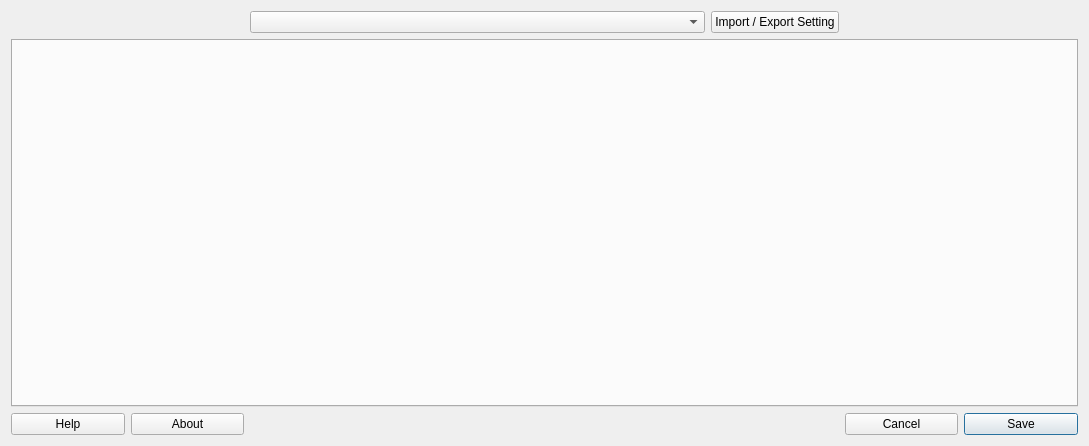
Above: src/gui_config/sr_config.ui from hgiesel/anki_set_randomizer before the change. Below: the same form after it.
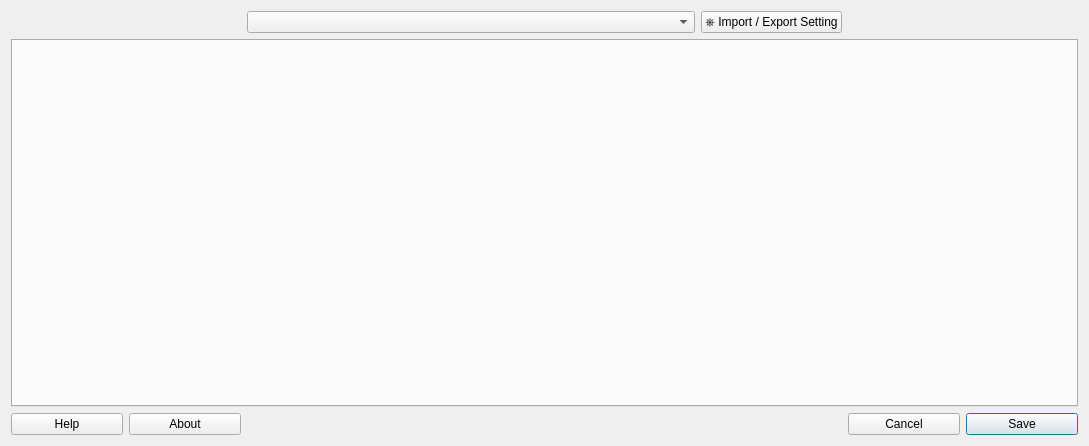
That is the form after the change. Custom widgets are drawn as their Qt base class.

Commit message: Add Symbol to main import / export

Patch:
```diff
--- a/src/gui_config/sr_config.ui
+++ b/src/gui_config/sr_config.ui
@@ -35,7 +35,7 @@
    <item row="0" column="6">
     <widget class="QPushButton" name="importButton">
      <property name="text">
-      <string>Import / Export Setting</string>
+      <string>⎈ Import / Export Setting</string>
      </property>
     </widget>
    </item>
```
The commit also changes 4 other files.
